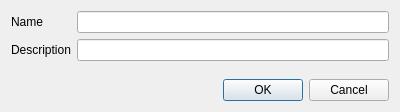
First picture: the form in ui/addContainerDialog.ui, repository Syadon/BrickCollectionManager, before the edit.
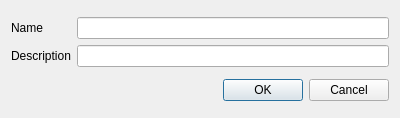
Second picture: the form after the edit.

Commit message: Better toolbar sytle

Diff of the .ui file:
```diff
--- a/ui/addContainerDialog.ui
+++ b/ui/addContainerDialog.ui
@@ -7,7 +7,7 @@
     <x>0</x>
     <y>0</y>
     <width>400</width>
-    <height>112</height>
+    <height>118</height>
    </rect>
   </property>
   <property name="windowTitle">
@@ -18,7 +18,7 @@
   </property>
   <layout class="QGridLayout" name="gridLayout_2">
    <item row="0" column="0">
-    <layout class="QFormLayout" name="formLayout">
+    <layout class="QGridLayout" name="gridLayout">
      <item row="0" column="0">
       <widget class="QLabel" name="nameLabel">
        <property name="text">
@@ -29,9 +29,6 @@
      <item row="0" column="1">
       <widget class="QLineEdit" name="nameEdit"/>
      </item>
-     <item row="1" column="1">
-      <widget class="QLineEdit" name="descriptionEdit"/>
-     </item>
      <item row="1" column="0">
       <widget class="QLabel" name="descriptionLabel">
        <property name="text">
@@ -39,6 +36,9 @@
        </property>
       </widget>
      </item>
+     <item row="1" column="1">
+      <widget class="QLineEdit" name="descriptionEdit"/>
+     </item>
     </layout>
    </item>
    <item row="1" column="0">
```
The commit also changes 7 other files.
